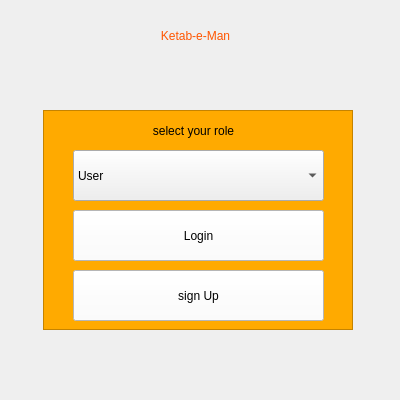
Old version of the form loginwindow.ui in the repository mozali1386-alt/Ketab_e_Man.
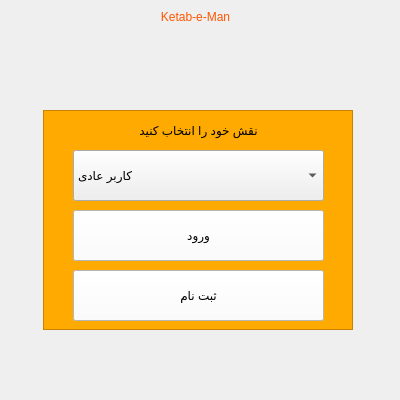
New version of the form. Icons and pictures are not drawn.

Commit message: Translate login and signin pages UI to persian

```diff
--- a/loginwindow.ui
+++ b/loginwindow.ui
@@ -57,9 +57,9 @@
     <widget class="QLabel" name="label_2">
      <property name="geometry">
       <rect>
-       <x>50</x>
+       <x>30</x>
        <y>0</y>
-       <width>201</width>
+       <width>251</width>
        <height>41</height>
       </rect>
      </property>
@@ -67,7 +67,7 @@
       <string notr="true">font: 18pt &quot;Segoe UI&quot;;</string>
      </property>
      <property name="text">
-      <string>select your role</string>
+      <string>نقش خود را انتخاب کنید</string>
      </property>
      <property name="alignment">
       <set>Qt::AlignCenter</set>
@@ -84,7 +84,7 @@
      </property>
      <item>
       <property name="text">
-       <string notr="true">User</string>
+       <string notr="true">کاربر عادی</string>
       </property>
      </item>
      <item>
@@ -112,7 +112,7 @@
 background-color: rgb(255, 255, 255);</string>
      </property>
      <property name="text">
-      <string>Login</string>
+      <string>ورود</string>
      </property>
     </widget>
     <widget class="QPushButton" name="pushButton_signup">
@@ -129,7 +129,7 @@
 background-color: rgb(255, 255, 255);</string>
      </property>
      <property name="text">
-      <string>sign Up</string>
+      <string>ثبت نام</string>
      </property>
     </widget>
    </widget>
@@ -139,7 +139,7 @@
       <x>60</x>
       <y>10</y>
       <width>271</width>
-      <height>51</height>
+      <height>71</height>
      </rect>
     </property>
     <property name="styleSheet">
@@ -150,7 +150,7 @@
      <string>Ketab-e-Man</string>
     </property>
     <property name="alignment">
-     <set>Qt::AlignCenter</set>
+     <set>Qt::AlignHCenter|Qt::AlignTop</set>
     </property>
    </widget>
   </widget>
```
Left out of the diff: 13 changed lines with no effect on the pictures. The commit also changes 1 other file.
